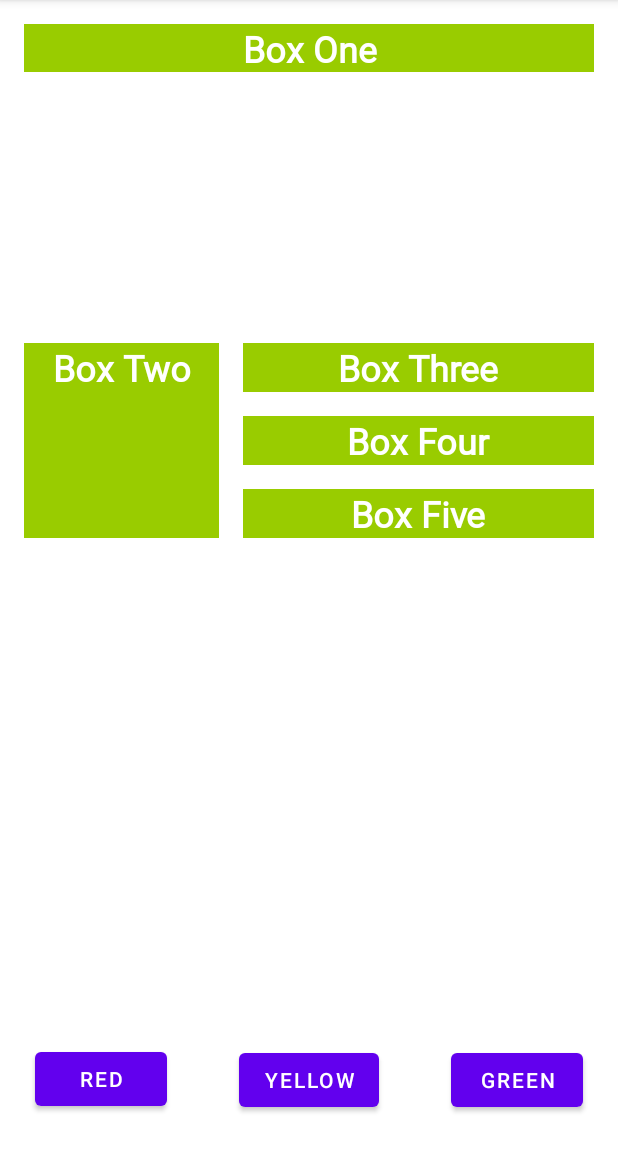
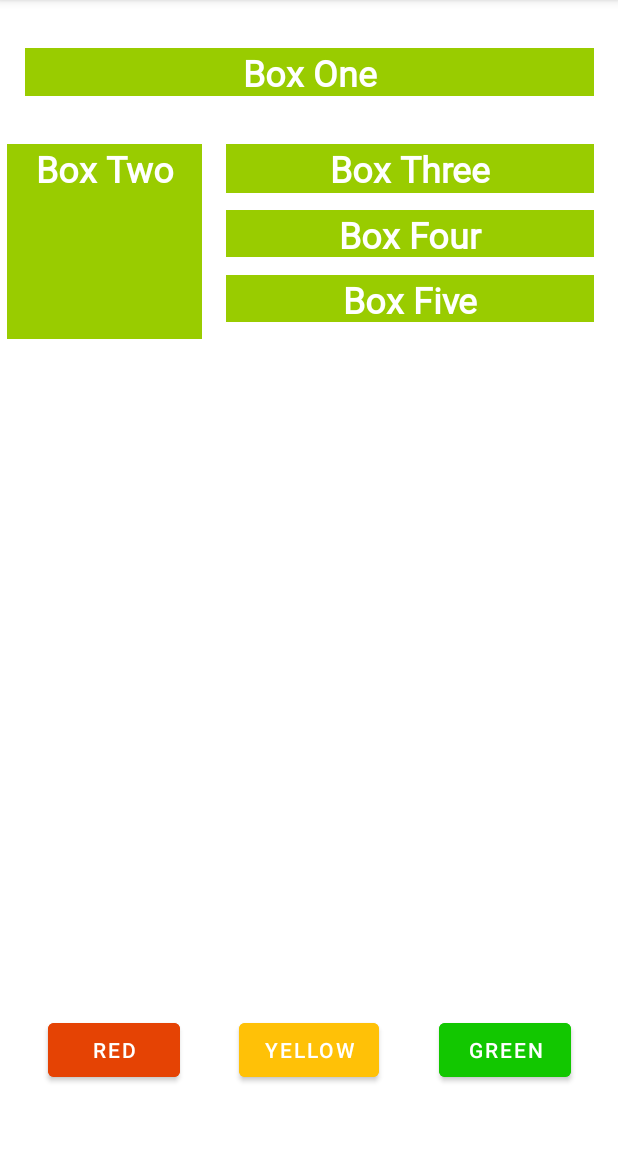
Before and after one commit to JulianeOlivCosta/ColorMyViews, an Android app: the screen it shows after launch (MainActivity), on a phone screen of 412 x 824 dp, the part 84-1236 px from its top. Run offline under Robolectric (Android 15) with nearby library versions, the phone set to English and light mode, and no system bars.

Commit message:
cread fun set color on background boxes

```diff
--- a/app/src/main/java/com/wcc/colormyviews/MainActivity.kt
+++ b/app/src/main/java/com/wcc/colormyviews/MainActivity.kt
@@ -13,7 +13,26 @@ class MainActivity : AppCompatActivity() {
         super.onCreate(savedInstanceState)
         setContentView(R.layout.activity_main)
 
-        setColorButtonAction() //chama método que irá trocar a cor do botao ao clicar
+        setColorButtonAction()
+        setBoxColor()//chama método que irá trocar a cor do botao ao clicar
+    }
+
+    private fun setBoxColor() {
+        box_one_test.setOnClickListener{
+            it.setBackgroundResource(currentColor)
+        }
+        box_two_test.setOnClickListener{
+            it.setBackgroundResource(currentColor)
+        }
+        box_three_test.setOnClickListener{
+            it.setBackgroundResource(currentColor)
+        }
+        box_four_test.setOnClickListener{
+            it.setBackgroundResource(currentColor)
+        }
+        box_five_test.setOnClickListener{
+            it.setBackgroundResource(currentColor)
+        }
     }
 
     private fun setColorButtonAction() {
--- a/app/src/main/res/layout/activity_main.xml
+++ b/app/src/main/res/layout/activity_main.xml
@@ -9,26 +9,28 @@
     <TextView
         android:id="@+id/box_five_test"
         style="@style/whiteBox"
-        android:layout_width="234dp"
-        android:layout_height="wrap_content"
-        android:layout_marginTop="16dp"
+        android:layout_width="245dp"
+        android:layout_height="31dp"
+        android:layout_marginStart="16dp"
         android:layout_marginEnd="16dp"
         android:text="@string/box_five"
         app:layout_constraintBottom_toBottomOf="@+id/box_two_test"
         app:layout_constraintEnd_toEndOf="parent"
+        app:layout_constraintStart_toEndOf="@+id/box_two_test"
         app:layout_constraintTop_toBottomOf="@+id/box_four_test" />
 
     <TextView
         android:id="@+id/box_one_test"
         style="@style/whiteBox"
-        android:layout_width="0dp"
+        android:layout_width="379dp"
         android:layout_height="32dp"
-        android:layout_marginStart="@dimen/margin_wide"
+        android:layout_marginStart="16dp"
         android:layout_marginTop="16dp"
         android:layout_marginEnd="16dp"
+        android:layout_marginBottom="16dp"
         android:text="@string/box_one"
+        app:layout_constraintBottom_toTopOf="@+id/box_two_test"
         app:layout_constraintEnd_toEndOf="parent"
-        app:layout_constraintHorizontal_bias="1.0"
         app:layout_constraintStart_toStartOf="parent"
         app:layout_constraintTop_toTopOf="parent" />
 
@@ -38,90 +40,87 @@
         android:layout_width="130dp"
         android:layout_height="130dp"
         android:layout_marginStart="16dp"
-        android:layout_marginTop="16dp"
         android:layout_marginEnd="16dp"
-        android:layout_marginBottom="409dp"
         android:text="@string/box_two"
-        app:layout_constraintBottom_toBottomOf="parent"
-        app:layout_constraintEnd_toStartOf="@+id/box_five_test"
-        app:layout_constraintHorizontal_bias="1.0"
+        app:layout_constraintBottom_toTopOf="@+id/redButton"
+        app:layout_constraintEnd_toStartOf="@+id/box_three_test"
         app:layout_constraintStart_toStartOf="parent"
-        app:layout_constraintTop_toBottomOf="@+id/box_one_test"
-        app:layout_constraintVertical_bias="1.0" />
+        app:layout_constraintTop_toTopOf="parent"
+        app:layout_constraintVertical_bias="0.176" />
 
     <TextView
         android:id="@+id/box_three_test"
         style="@style/whiteBox"
-        android:layout_width="0dp"
+        android:layout_width="245dp"
         android:layout_height="wrap_content"
-        android:layout_marginStart="16dp"
         android:layout_marginEnd="16dp"
         android:text="@string/box_three"
-        app:layout_constraintBottom_toTopOf="@+id/box_four_test"
+        app:layout_constraintBottom_toTopOf="@+id/box_five_test"
         app:layout_constraintEnd_toEndOf="parent"
-        app:layout_constraintHorizontal_bias="0.5"
         app:layout_constraintStart_toEndOf="@+id/box_two_test"
-        app:layout_constraintTop_toTopOf="@+id/box_two_test" />
+        app:layout_constraintTop_toTopOf="@+id/box_two_test"
+        app:layout_constraintVertical_bias="0.0" />
 
     <TextView
         android:id="@+id/box_four_test"
         style="@style/whiteBox"
-        android:layout_width="234dp"
-        android:layout_height="wrap_content"
+        android:layout_width="245dp"
+        android:layout_height="31dp"
         android:layout_marginStart="16dp"
-        android:layout_marginTop="16dp"
         android:layout_marginEnd="16dp"
         android:text="@string/box_four"
         app:layout_constraintBottom_toTopOf="@+id/box_five_test"
         app:layout_constraintEnd_toEndOf="parent"
-        app:layout_constraintHorizontal_bias="1.0"
+        app:layout_constraintHorizontal_bias="0.0"
         app:layout_constraintStart_toEndOf="@+id/box_two_test"
         app:layout_constraintTop_toBottomOf="@+id/box_three_test" />
+
+    <Button
+        android:id="@+id/yellowButton"
+        android:layout_width="93dp"
+        android:layout_height="48dp"
+        android:layout_marginStart="8dp"
+        android:layout_marginEnd="8dp"
+        android:layout_marginBottom="24dp"
+        android:backgroundTint="@color/yellow"
+        android:text="yellow"
+        app:layout_constraintBottom_toBottomOf="parent"
+        app:layout_constraintEnd_toStartOf="@+id/greenButton"
+        app:layout_constraintHorizontal_bias="0.5"
+        app:layout_constraintStart_toEndOf="@+id/redButton"
+        app:layout_constraintTop_toTopOf="parent"
+        app:layout_constraintVertical_bias="0.971" />
 
     <Button
         android:id="@+id/redButton"
         android:layout_width="88dp"
         android:layout_height="48dp"
-        android:layout_marginStart="24dp"
-        android:layout_marginTop="336dp"
-        android:layout_marginEnd="24dp"
+        android:layout_marginStart="8dp"
+        android:layout_marginEnd="8dp"
         android:layout_marginBottom="24dp"
+        android:backgroundTint="@color/red"
         android:text="Red"
         app:layout_constraintBottom_toBottomOf="parent"
         app:layout_constraintEnd_toStartOf="@+id/yellowButton"
         app:layout_constraintHorizontal_bias="0.5"
         app:layout_constraintStart_toStartOf="parent"
-        app:layout_constraintTop_toBottomOf="@+id/box_two_test" />
-
-    <Button
-        android:id="@+id/yellowButton"
-        android:layout_width="93dp"
-        android:layout_height="48dp"
-        android:layout_marginStart="24dp"
-        android:layout_marginTop="337dp"
-        android:layout_marginEnd="24dp"
-        android:layout_marginBottom="24dp"
-        android:text="yellow"
-        app:layout_constraintBottom_toBottomOf="parent"
-        app:layout_constraintEnd_toStartOf="@+id/greenButton"
-        app:layout_constraintHorizontal_bias="0.5"
-        app:layout_constraintStart_toEndOf="@+id/redButton"
-        app:layout_constraintTop_toBottomOf="@+id/box_five_test"
-        app:layout_constraintVertical_bias="0.0" />
+        app:layout_constraintTop_toTopOf="parent"
+        app:layout_constraintVertical_bias="0.971" />
 
     <Button
         android:id="@+id/greenButton"
         android:layout_width="wrap_content"
         android:layout_height="wrap_content"
-        android:layout_marginStart="24dp"
-        android:layout_marginTop="337dp"
-        android:layout_marginEnd="24dp"
+        android:layout_marginStart="8dp"
+        android:layout_marginEnd="8dp"
         android:layout_marginBottom="24dp"
+        android:backgroundTint="@color/green"
         android:text="green"
         app:layout_constraintBottom_toBottomOf="parent"
         app:layout_constraintEnd_toEndOf="parent"
         app:layout_constraintHorizontal_bias="0.5"
         app:layout_constraintStart_toEndOf="@+id/yellowButton"
-        app:layout_constraintTop_toBottomOf="@+id/box_five_test" />
+        app:layout_constraintTop_toTopOf="parent"
+        app:layout_constraintVertical_bias="0.971" />
 
 </androidx.constraintlayout.widget.ConstraintLayout>
```
